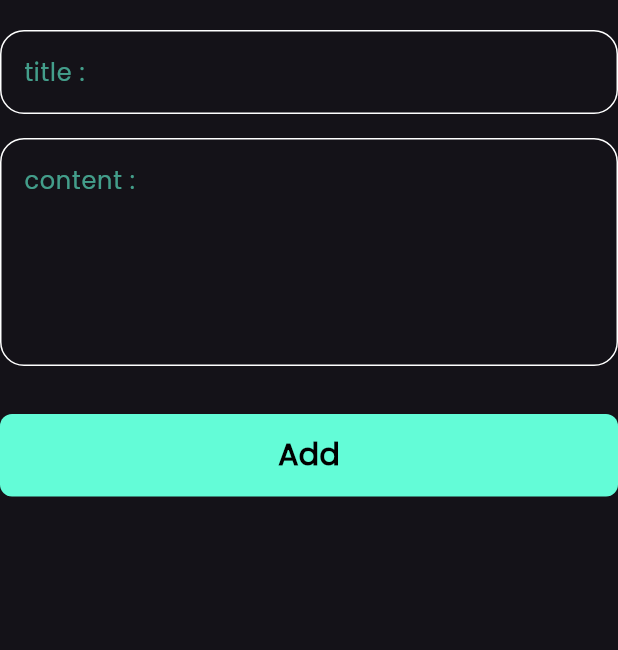
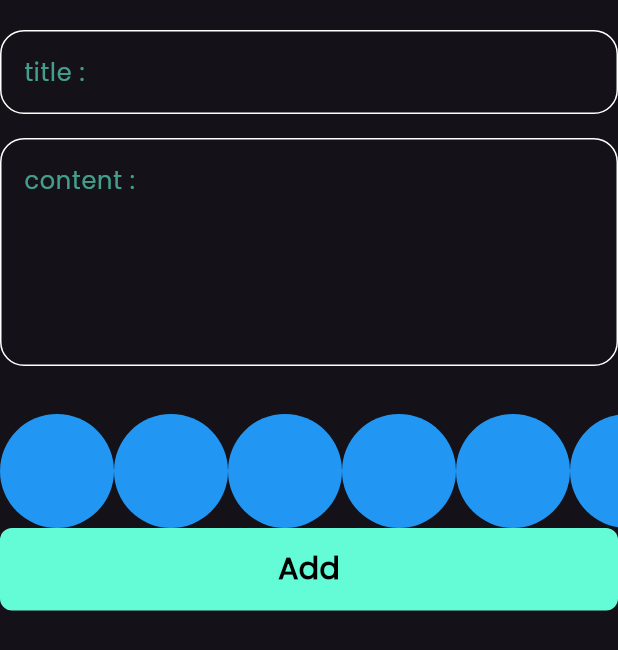
Before and after one commit to IbrahimRanjous/notes_app, a Flutter app: the AddNoteForm widget shown alone on an empty page, opened directly, on a phone screen of 412 x 824 dp. Shown: the top 650 px of the screen. Run offline on Flutter 3.47's test engine with Material 3 defaults, Android fonts, the phone set to English and light mode, and no system bars; our stand-ins replace bloc, flutter_bloc, font_awesome_flutter, hive, hive_flutter; accounts and stored records are empty.

Commit message:
create colors list view part 1

```diff
--- /dev/null
+++ b/devtools_options.yaml
@@ -0,0 +1 @@
+extensions:
--- a/lib/views/notes_view.dart
+++ b/lib/views/notes_view.dart
@@ -1,6 +1,4 @@
 import 'package:flutter/material.dart';
-import 'package:flutter_bloc/flutter_bloc.dart';
-import 'package:notes/cubits/cubit/notes_cubit.dart';
 import 'package:notes/widgets/add_note_bottm_sheet.dart';
 import 'package:notes/widgets/notes_view_body.dart';
 
--- a/lib/widgets/add_note_form.dart
+++ b/lib/widgets/add_note_form.dart
@@ -3,6 +3,7 @@ import 'package:flutter_bloc/flutter_bloc.dart';
 import 'package:intl/intl.dart';
 import 'package:notes/cubits/add_note_cubit/add_note_cubit.dart';
 import 'package:notes/models/note_model.dart';
+import 'package:notes/widgets/colors_list_view.dart';
 import 'package:notes/widgets/custom_button.dart';
 import 'package:notes/widgets/custom_text_filed.dart';
 
@@ -50,6 +51,7 @@ class _AddNoteFormState extends State<AddNoteForm> {
           const SizedBox(
             height: 32,
           ),
+          const ColorsListView(),
           BlocBuilder<AddNoteCubit, AddNoteState>(
             builder: (context, state) {
               return CustomButton(
--- /dev/null
+++ b/lib/widgets/colors_list_view.dart
@@ -0,0 +1,28 @@
+import 'package:flutter/material.dart';
+
+class ColorItem extends StatelessWidget {
+  const ColorItem({super.key});
+
+  @override
+  Widget build(BuildContext context) {
+    return const CircleAvatar(
+      radius: 38,
+      backgroundColor: Colors.blue,
+    );
+  }
+}
+
+class ColorsListView extends StatelessWidget {
+  const ColorsListView({super.key});
+
+  @override
+  Widget build(BuildContext context) {
+    return SizedBox(
+      height: 38 * 2,
+      child: ListView.builder(
+        scrollDirection: Axis.horizontal,
+        itemBuilder: (context, index) => const ColorItem(),
+      ),
+    );
+  }
+}
```
